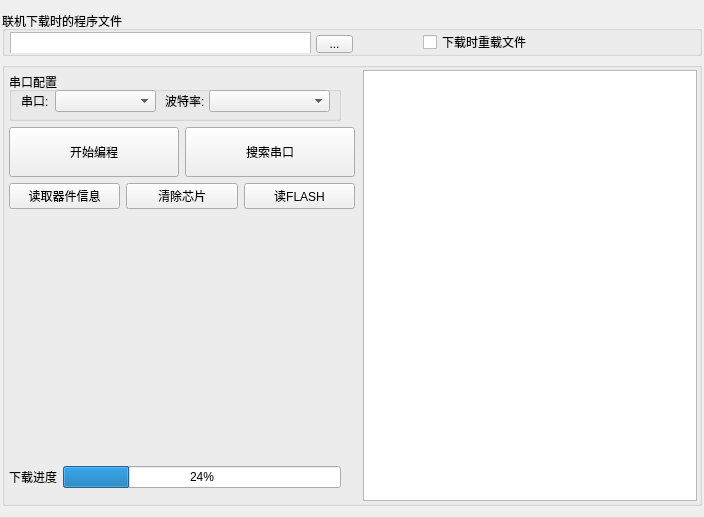
qkfinmmx/FastISP, file FastISP/FastISP/fastisp.ui: the form before one commit.
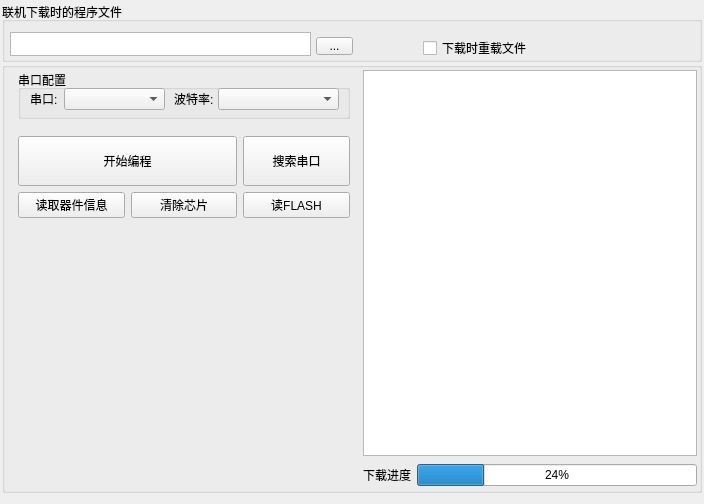
The form after the commit. Icons and pictures are not drawn.

Patch:
```diff
--- a/FastISP/FastISP/fastisp.ui
+++ b/FastISP/FastISP/fastisp.ui
@@ -7,7 +7,7 @@
     <x>0</x>
     <y>0</y>
     <width>704</width>
-    <height>517</height>
+    <height>504</height>
    </rect>
   </property>
   <property name="minimumSize">
@@ -17,7 +17,7 @@
    </size>
   </property>
   <property name="windowTitle">
-   <string>FastISP</string>
+   <string>FastISP - 武汉帕拉斯机器人有限公司</string>
   </property>
   <property name="windowIcon">
    <iconset resource="fastisp.qrc">
@@ -25,9 +25,15 @@
   </property>
   <widget class="QWidget" name="centralWidget">
    <layout class="QVBoxLayout" name="verticalLayout">
+    <property name="spacing">
+     <number>0</number>
+    </property>
     <property name="leftMargin">
      <number>2</number>
     </property>
+    <property name="topMargin">
+     <number>2</number>
+    </property>
     <property name="rightMargin">
      <number>2</number>
     </property>
@@ -36,13 +42,13 @@
       <property name="minimumSize">
        <size>
         <width>0</width>
-        <height>45</height>
+        <height>60</height>
        </size>
       </property>
       <property name="maximumSize">
        <size>
         <width>16777215</width>
-        <height>45</height>
+        <height>60</height>
        </size>
       </property>
       <property name="title">
@@ -79,7 +85,7 @@
           <property name="geometry">
            <rect>
             <x>310</x>
-            <y>4</y>
+            <y>15</y>
             <width>37</width>
             <height>18</height>
            </rect>
@@ -104,7 +110,7 @@
           <property name="geometry">
            <rect>
             <x>4</x>
-            <y>1</y>
+            <y>10</y>
             <width>301</width>
             <height>24</height>
            </rect>
@@ -142,27 +148,19 @@
        </item>
        <item>
         <widget class="QWidget" name="widget_4" native="true">
-         <layout class="QGridLayout" name="gridLayout_3">
-          <property name="leftMargin">
-           <number>0</number>
+         <widget class="QCheckBox" name="checkBox_reloadfile">
+          <property name="geometry">
+           <rect>
+            <x>0</x>
+            <y>18</y>
+            <width>107</width>
+            <height>16</height>
+           </rect>
           </property>
-          <property name="topMargin">
-           <number>0</number>
+          <property name="text">
+           <string>下载时重载文件</string>
           </property>
-          <property name="rightMargin">
-           <number>0</number>
-          </property>
-          <property name="bottomMargin">
-           <number>0</number>
-          </property>
-          <item row="0" column="0">
-           <widget class="QCheckBox" name="checkBox_reloadfile">
-            <property name="text">
-             <string>下载时重载文件</string>
-            </property>
-           </widget>
-          </item>
-         </layout>
+         </widget>
         </widget>
        </item>
       </layout>
@@ -219,14 +217,7 @@
              <property name="bottomMargin">
               <number>0</number>
              </property>
-             <item row="0" column="1">
-              <widget class="QPlainTextEdit" name="plainTextEdit_output">
-               <property name="readOnly">
-                <bool>false</bool>
-               </property>
-              </widget>
-             </item>
-             <item row="0" column="0">
+             <item row="0" column="0" rowspan="2">
               <widget class="QWidget" name="widget_2" native="true">
                <property name="minimumSize">
                 <size>
@@ -240,65 +231,11 @@
                  <height>16777215</height>
                 </size>
                </property>
-               <layout class="QGridLayout" name="gridLayout_4">
-                <property name="leftMargin">
-                 <number>2</number>
-                </property>
+               <layout class="QVBoxLayout" name="verticalLayout_3">
                 <property name="topMargin">
-                 <number>2</number>
+                 <number>0</number>
                 </property>
-                <property name="rightMargin">
-                 <number>2</number>
-                </property>
-                <item row="5" column="0" colspan="2">
-                 <widget class="QWidget" name="widgetProcess" native="true">
-                  <property name="minimumSize">
-                   <size>
-                    <width>332</width>
-                    <height>26</height>
-                   </size>
-                  </property>
-                  <property name="maximumSize">
-                   <size>
-                    <width>332</width>
-                    <height>26</height>
-                   </size>
-                  </property>
-                  <layout class="QHBoxLayout" name="horizontalLayout_4">
-                   <property name="leftMargin">
-                    <number>0</number>
-                   </property>
-                   <property name="topMargin">
-                    <number>0</number>
-                   </property>
-                   <property name="rightMargin">
-                    <number>0</number>
-                   </property>
-                   <property name="bottomMargin">
-                    <number>0</number>
-                   </property>
-                   <item>
-                    <layout class="QHBoxLayout" name="ProcesshorizontalLayout">
-                     <item>
-                      <widget class="QLabel" name="label_4">
-                       <property name="text">
-                        <string>下载进度</string>
-                       </property>
-                      </widget>
-                     </item>
-                     <item>
-                      <widget class="QProgressBar" name="progressBar">
-                       <property name="value">
-                        <number>24</number>
-                       </property>
-                      </widget>
-                     </item>
-                    </layout>
-                   </item>
-                  </layout>
-                 </widget>
-                </item>
-                <item row="0" column="0" colspan="2">
+                <item>
                  <widget class="QGroupBox" name="groupBox_3">
                   <property name="minimumSize">
                    <size>
@@ -361,71 +298,230 @@
                     </rect>
                    </property>
                   </widget>
+                  <zorder>label</zorder>
+                  <zorder>label_2</zorder>
+                  <zorder>comboBox_baudrate</zorder>
+                  <zorder>comboBox_comportname</zorder>
                  </widget>
                 </item>
-                <item row="1" column="0">
-                 <widget class="QPushButton" name="pushButton_start">
+                <item>
+                 <widget class="QWidget" name="widget_9" native="true">
                   <property name="minimumSize">
                    <size>
-                    <width>0</width>
-                    <height>50</height>
+                    <width>332</width>
+                    <height>99</height>
                    </size>
                   </property>
-                  <property name="text">
-                   <string>开始编程</string>
+                  <property name="maximumSize">
+                   <size>
+                    <width>332</width>
+                    <height>99</height>
+                   </size>
                   </property>
+                  <layout class="QGridLayout" name="gridLayout_6">
+                   <property name="leftMargin">
+                    <number>0</number>
+                   </property>
+                   <property name="topMargin">
+                    <number>5</number>
+                   </property>
+                   <property name="rightMargin">
+                    <number>0</number>
+                   </property>
+                   <property name="bottomMargin">
+                    <number>0</number>
+                   </property>
+                   <item row="0" column="0">
+                    <widget class="QWidget" name="widget_8" native="true">
+                     <layout class="QGridLayout" name="gridLayout_5">
+                      <property name="leftMargin">
+                       <number>0</number>
+                      </property>
+                      <property name="topMargin">
+                       <number>0</number>
+                      </property>
+                      <property name="rightMargin">
+                       <number>0</number>
+                      </property>
+                      <property name="bottomMargin">
+                       <number>0</number>
+                      </property>
+                      <item row="0" column="0">
+                       <layout class="QGridLayout" name="gridLayout_4">
+                        <item row="1" column="0">
+                         <widget class="QPushButton" name="pushButton_readicinf">
+                          <property name="text">
+                           <string>读取器件信息</string>
+                          </property>
+                         </widget>
+                        </item>
+                        <item row="1" column="1">
+                         <widget class="QPushButton" name="pushButton_clearic">
+                          <property name="text">
+                           <string>清除芯片</string>
+                          </property>
+                         </widget>
+                        </item>
+                        <item row="1" column="2">
+                         <widget class="QPushButton" name="pushButton_readflash">
+                          <property name="text">
+                           <string>读FLASH</string>
+                          </property>
+                         </widget>
+                        </item>
+                        <item row="0" column="2">
+                         <widget class="QPushButton" name="pushButton_refreshcom">
+                          <property name="minimumSize">
+                           <size>
+                            <width>0</width>
+                            <height>50</height>
+                           </size>
+                          </property>
+                          <property name="text">
+                           <string>搜索串口</string>
+                          </property>
+                         </widget>
+                        </item>
+                        <item row="0" column="0" colspan="2">
+                         <widget class="QPushButton" name="pushButton_start">
+                          <property name="minimumSize">
+                           <size>
+                            <width>0</width>
+                            <height>50</height>
+                           </size>
+                          </property>
+                          <property name="text">
+                           <string>开始编程</string>
+                          </property>
+                         </widget>
+                        </item>
+                       </layout>
+                      </item>
+                     </layout>
+                    </widget>
+                   </item>
+                  </layout>
                  </widget>
                 </item>
-                <item row="1" column="1">
-                 <widget class="QPushButton" name="pushButton_refreshcom">
+                <item>
+                 <widget class="QWidget" name="widget_7" native="true">
                   <property name="minimumSize">
                    <size>
                     <width>0</width>
-                    <height>50</height>
+                    <height>248</height>
                    </size>
                   </property>
-                  <property name="text">
-                   <string>搜索串口</string>
+                  <property name="maximumSize">
+                   <size>
+                    <width>16777215</width>
+                    <height>248</height>
+                   </size>
                   </property>
+                  <widget class="QLabel" name="label_3">
+                   <property name="geometry">
+                    <rect>
+                     <x>-2</x>
+                     <y>1</y>
+                     <width>332</width>
+                     <height>247</height>
+                    </rect>
+                   </property>
+                   <property name="minimumSize">
+                    <size>
+                     <width>332</width>
+                     <height>247</height>
+                    </size>
+                   </property>
+                   <property name="maximumSize">
+                    <size>
+                     <width>332</width>
+                     <height>247</height>
+                    </size>
+                   </property>
+                   <property name="text">
+                    <string/>
+                   </property>
+                   <property name="pixmap">
+                    <pixmap resource="fastisp.qrc">:/FastISP/image/def.png</pixmap>
+                   </property>
+                  </widget>
                  </widget>
                 </item>
-                <item row="2" column="0" colspan="2">
-                 <layout class="QHBoxLayout" name="horizontalLayout_3">
-                  <item>
-                   <widget class="QPushButton" name="pushButton_readicinf">
-                    <property name="text">
-                     <string>读取器件信息</string>
-                    </property>
-                   </widget>
-                  </item>
-                  <item>
-                   <widget class="QPushButton" name="pushButton_clearic">
-                    <property name="text">
-                     <string>清除芯片</string>
-                    </property>
-                   </widget>
-                  </item>
-                  <item>
-                   <widget class="QPushButton" name="pushButton_readflash">
-                    <property name="text">
-                     <string>读FLASH</string>
-                    </property>
-                   </widget>
-                  </item>
-                 </layout>
+                <item>
+                 <widget class="QWidget" name="widget_10" native="true"/>
                 </item>
-                <item row="3" column="0" colspan="2">
-                 <widget class="QLabel" name="label_3">
-                  <property name="text">
-                   <string/>
+               </layout>
+              </widget>
+             </item>
+             <item row="0" column="1" rowspan="2">
+              <widget class="QWidget" name="widget_6" native="true">
+               <layout class="QVBoxLayout" name="verticalLayout_2">
+                <property name="leftMargin">
+                 <number>0</number>
+                </property>
+                <property name="topMargin">
+                 <number>0</number>
+                </property>
+                <property name="rightMargin">
+                 <number>0</number>
+                </property>
+                <property name="bottomMargin">
+                 <number>0</number>
+                </property>
+                <item>
+                 <widget class="QPlainTextEdit" name="plainTextEdit_output">
+                  <property name="readOnly">
+                   <bool>false</bool>
                   </property>
-                  <property name="pixmap">
-                   <pixmap resource="fastisp.qrc">:/FastISP/image/def.png</pixmap>
-                  </property>
                  </widget>
                 </item>
-                <item row="4" column="0">
-                 <widget class="QWidget" name="widget_7" native="true"/>
+                <item>
+                 <widget class="QWidget" name="widgetProcess" native="true">
+                  <property name="minimumSize">
+                   <size>
+                    <width>332</width>
+                    <height>26</height>
+                   </size>
+                  </property>
+                  <property name="maximumSize">
+                   <size>
+                    <width>16777215</width>
+                    <height>26</height>
+                   </size>
+                  </property>
+                  <layout class="QHBoxLayout" name="horizontalLayout_4">
+                   <property name="leftMargin">
+                    <number>0</number>
+                   </property>
+                   <property name="topMargin">
+                    <number>0</number>
+                   </property>
+                   <property name="rightMargin">
+                    <number>0</number>
+                   </property>
+                   <property name="bottomMargin">
+                    <number>0</number>
+                   </property>
+                   <item>
+                    <layout class="QHBoxLayout" name="ProcesshorizontalLayout">
+                     <item>
+                      <widget class="QLabel" name="label_4">
+                       <property name="text">
+                        <string>下载进度</string>
+                       </property>
+                      </widget>
+                     </item>
+                     <item>
+                      <widget class="QProgressBar" name="progressBar">
+                       <property name="value">
+                        <number>24</number>
+                       </property>
+                      </widget>
+                     </item>
+                    </layout>
+                   </item>
+                  </layout>
+                 </widget>
                 </item>
                </layout>
               </widget>
```
